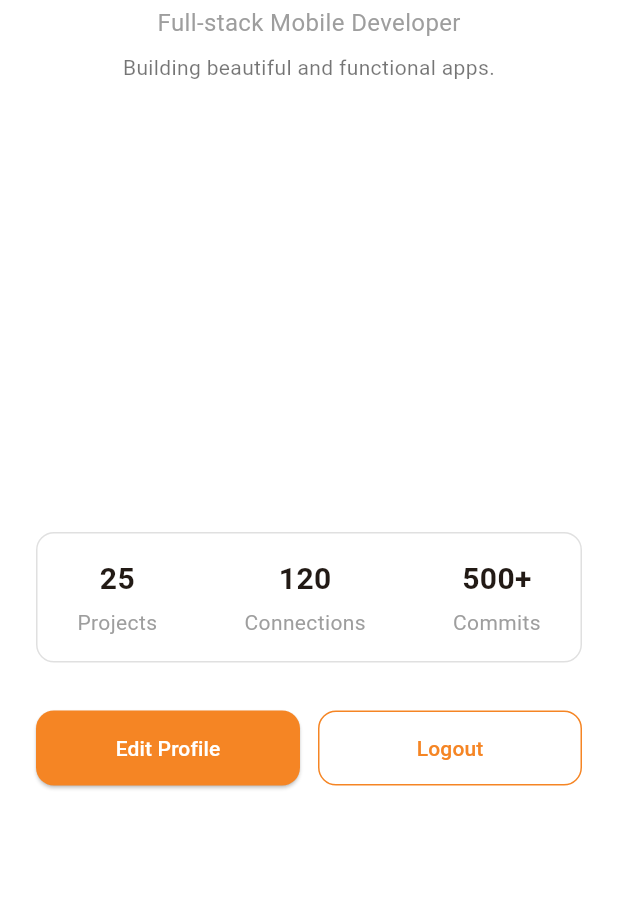
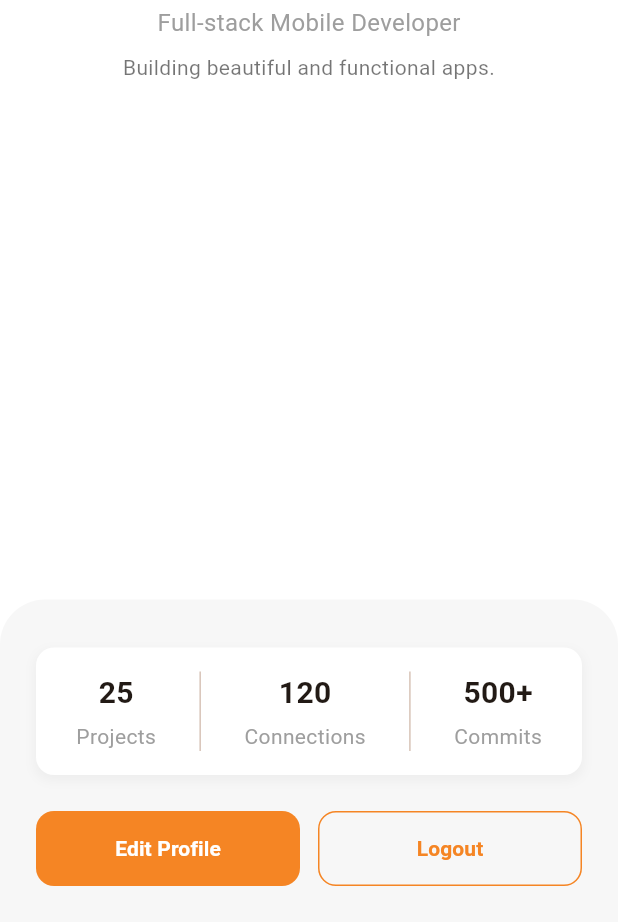
Before and after one commit to minoru-yamanaka/flutter_application_diego_aquila, a Flutter app: the ProfilePage screen opened directly, on a phone screen of 412 x 824 dp, the part 314-1236 px from its top. Run offline on Flutter 3.47's test engine with Material 3 defaults, Android fonts, the phone set to English and light mode, and no system bars.

Commit message:
add fundo cinza ao profile

```diff
--- a/lib/pages/login_page.dart
+++ b/lib/pages/login_page.dart
@@ -30,7 +30,7 @@ class LoginPage extends StatelessWidget {
               ),
               const SizedBox(height: 8),
               const Text(
-                'DIEGO ÁQUILA',
+                'DIEGO ÁQUILA teste ',
                 textAlign: TextAlign.center,
                 style: TextStyle(
                   fontSize: 24,
--- a/lib/pages/profile_page.dart
+++ b/lib/pages/profile_page.dart
@@ -21,59 +21,89 @@ class ProfilePage extends StatelessWidget {
           ),
         ],
       ),
-      body: Center(
-        child: Padding(
+      // O corpo agora é uma Coluna para permitir o uso do Spacer
+      // que empurrará o container cinza para o fundo.
+      body: Column(
+        children: <Widget>[
+          Padding(
             padding: const EdgeInsets.symmetric(horizontal: 24.0),
             child: Column(
-            children: <Widget>[
+              children: const [
                 // --- AVATAR ---
-              const CircleAvatar(
+                CircleAvatar(
                   radius: 50,
                   backgroundColor: Color(0xFFF0F0F0),
                   child: Icon(Icons.person, size: 60, color: Colors.grey),
                 ),
-              const SizedBox(height: 16),
+                SizedBox(height: 16),
 
                 // --- INFORMAÇÕES DO USUÁRIO ---
-              const Text(
+                Text(
                   'Diego Áquila',
                   style: TextStyle(fontSize: 26, fontWeight: FontWeight.bold),
                 ),
-              const SizedBox(height: 4),
-              const Text(
+                SizedBox(height: 4),
+                Text(
                   'Full-stack Mobile Developer',
                   style: TextStyle(fontSize: 16, color: Colors.grey),
                 ),
-              const SizedBox(height: 8),
-              const Text(
+                SizedBox(height: 8),
+                Text(
                   'Building beautiful and functional apps.',
                   textAlign: TextAlign.center,
                   style: TextStyle(fontSize: 14, color: Colors.black54),
                 ),
-              const SizedBox(height: 300),
+              ],
+            ),
+          ),
 
+          // O Spacer ocupa todo o espaço vertical disponível.
+          const Spacer(),
+
+          // --- CONTAINER CINZA PARA A PARTE INFERIOR ---
+          Container(
+            padding: const EdgeInsets.fromLTRB(24, 32, 24, 24),
+            decoration: const BoxDecoration(
+              color: Color(0xFFF7F7F7), // Um cinza bem claro
+              borderRadius: BorderRadius.only(
+                topLeft: Radius.circular(30.0),
+                topRight: Radius.circular(30.0),
+              ),
+            ),
+            child: Column(
+              children: [
                 // --- CARD DE ESTATÍSTICAS ---
                 Container(
                   padding: const EdgeInsets.all(16.0),
                   decoration: BoxDecoration(
                     color: Colors.white,
                     borderRadius: BorderRadius.circular(12.0),
-                  border: Border.all(color: Colors.grey.shade300),
+                    boxShadow: [
+                      BoxShadow(
+                        color: Colors.grey.withOpacity(0.1),
+                        spreadRadius: 1,
+                        blurRadius: 5,
+                        offset: const Offset(0, 3),
                       ),
-                child: const Row(
+                    ],
+                  ),
+                  // O IntrinsicHeight garante que os VerticalDividers apareçam corretamente.
+                  child: IntrinsicHeight(
+                    child: Row(
                       mainAxisAlignment: MainAxisAlignment.spaceAround,
-                  children: [
+                      children: const [
                         _StatItem(count: '25', label: 'Projects'),
-                    VerticalDivider(),
+                        VerticalDivider(thickness: 1),
                         _StatItem(count: '120', label: 'Connections'),
-                    VerticalDivider(),
+                        VerticalDivider(thickness: 1),
                         _StatItem(count: '500+', label: 'Commits'),
                       ],
                     ),
                   ),
-              const SizedBox(height: 32),
+                ),
+                const SizedBox(height: 24),
 
-              // --- BOTÕES DE AÇÃO (AGORA EM ROW) ---
+                // --- BOTÕES DE AÇÃO ---
                 Row(
                   children: [
                     Expanded(
@@ -84,11 +114,12 @@ class ProfilePage extends StatelessWidget {
                           shape: RoundedRectangleBorder(
                             borderRadius: BorderRadius.circular(12.0),
                           ),
+                          elevation: 0,
                         ),
                         onPressed: () {},
                         child: const Text(
                           'Edit Profile',
-                        style: TextStyle(color: Colors.white),
+                          style: TextStyle(color: Colors.white, fontWeight: FontWeight.bold),
                         ),
                       ),
                     ),
@@ -106,7 +137,7 @@ class ProfilePage extends StatelessWidget {
                         onPressed: () {
                           // Ação de logout
                         },
-                      child: const Text('Logout'),
+                        child: const Text('Logout', style: TextStyle(fontWeight: FontWeight.bold)),
                       ),
                     ),
                   ],
@@ -114,6 +145,7 @@ class ProfilePage extends StatelessWidget {
               ],
             ),
           ),
+        ],
       ),
     );
   }
```
Lines whose indentation alone changed are shown as unchanged.
